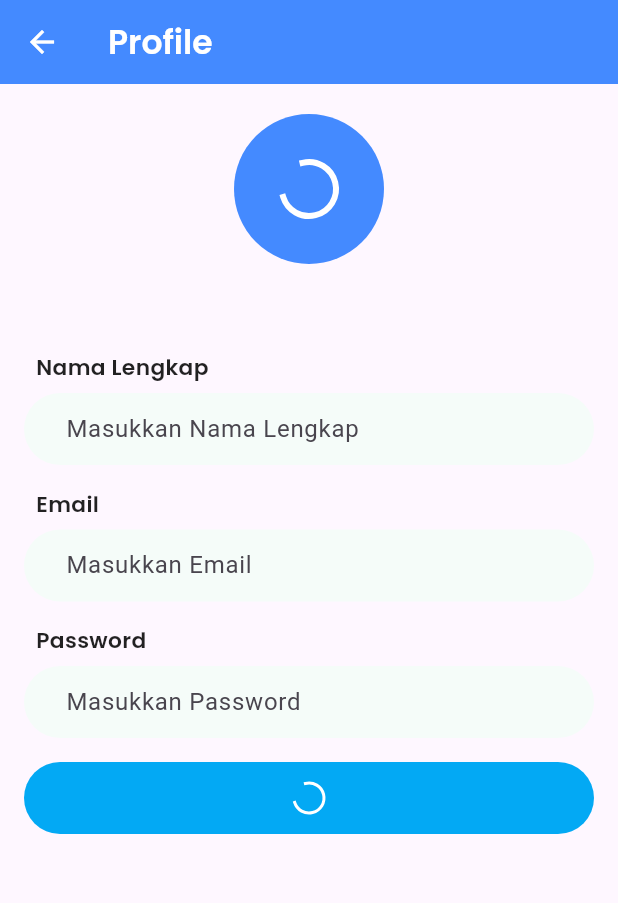
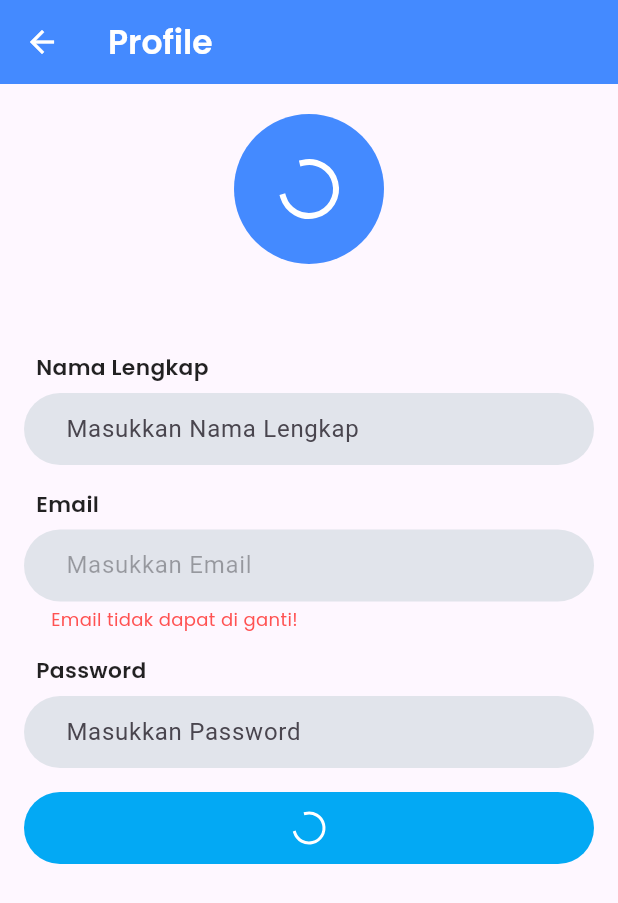
Before and after one commit to vandraaa/Gallery-App, a Flutter app: the ProfileScreen screen opened directly, on a phone screen of 412 x 824 dp. Shown: the top 903 px of the screen. Run offline on Flutter 3.47's test engine with Material 3 defaults, Android fonts, the light colour scheme and no system bars; our stand-ins replace lottie, shared_preferences; missing offline and left inert: jwt_decode; accounts and stored records are empty.

Commit message:
Frontend Profile Screen

```diff
--- a/frontend/lib/screen/profile/profile_screen.dart
+++ b/frontend/lib/screen/profile/profile_screen.dart
@@ -1,4 +1,7 @@
+import 'package:http/http.dart' as http;
+import 'dart:convert';
 import 'package:flutter/material.dart';
+import 'package:gallery_app/constant/constant.dart';
 import 'package:gallery_app/screen/auth/service/auth_service.dart';
 import 'package:gallery_app/screen/home/home_screen.dart';
 
@@ -14,8 +17,13 @@ class _ProfileScreenState extends State<ProfileScreen> {
   String userEmail = '';
   String userPassword = '';
   bool isLoading = true;
+  bool isLoadingSubmit = false;
   final Color blueAccentShade700 = Colors.blueAccent.withOpacity(0.8);
   final _formKey = GlobalKey<FormState>();
+
+  TextEditingController _nameController = TextEditingController();
+  TextEditingController _emailController = TextEditingController();
+  TextEditingController _passwordController = TextEditingController();
 
   @override
   void initState() {
@@ -31,6 +39,9 @@ class _ProfileScreenState extends State<ProfileScreen> {
       userEmail = userData['email'] ?? 'Loading...';
       isLoading = false;
     });
+
+    _nameController.text = userName;
+    _emailController.text = userEmail;
   }
 
   String getInitials(String name) {
@@ -43,11 +54,67 @@ class _ProfileScreenState extends State<ProfileScreen> {
     return nameParts.map((e) => e[0]).join().toUpperCase();
   }
 
+  Future<void> updateUser(
+      BuildContext context, String name, String email, String password) async {
+    setState(() {
+      isLoadingSubmit = true;
+    });
+
+    final url = Uri.parse(baseUrl + '/users');
+    final headers = {
+      "Access-Control-Allow-Origin": "*",
+      'Content-Type': 'application/json',
+      'Accept': '*/*',
+    };
+
+    final body = json.encode(
+      {
+        "name": name,
+        "email": email,
+        "password": password,
+      }
+    );
+
+    try {
+      final response = await http.patch(url, headers: headers, body: body);
+
+      if (response.statusCode == 200) {
+        final responseData = json.decode(response.body);
+        ScaffoldMessenger.of(context).showSnackBar(
+          SnackBar(
+            content: Text(responseData['message']),
+          ),
+        );
+        setState(() {
+          isLoadingSubmit = false;
+        });
+      } else {
+        final responseData = json.decode(response.body);
+        ScaffoldMessenger.of(context).showSnackBar(
+          SnackBar(
+            content: Text(responseData['message']),
+          ),
+        );
+        setState(() {
+          isLoadingSubmit = false;
+        });
+      }
+    } catch (e) {
+      setState(() {
+        isLoadingSubmit = false;
+      });
+      print(e);
+    }
+  }
+
   void _updateProfile() {
     if (_formKey.currentState!.validate()) {
-      // Add logic to update user profile with the values from the text fields
-      print("Updating profile with Name: $userName, Email: $userEmail, Password: $userPassword");
-      // You can call your AuthService to update the user data here
+      final name = _nameController.text;
+      final password = _passwordController.text;
+
+      updateUser(context, name, userEmail, password);
+      print(
+          "Updating profile with Name: $userName, Email: $userEmail, Password: $userPassword");
     }
   }
 
@@ -130,13 +197,13 @@ class _ProfileScreenState extends State<ProfileScreen> {
               child: Column(
                 children: [
                   TextFormField(
-                    controller: TextEditingController(text: userName),
+                    controller: _nameController,
                     decoration: const InputDecoration(
                       hintText: 'Masukkan Nama Lengkap',
                       filled: true,
-                      fillColor: Color(0xFFF5FCF9),
-                      contentPadding:
-                          EdgeInsets.symmetric(horizontal: 24.0, vertical: 10.0),
+                      fillColor: Color.fromARGB(255, 225, 228, 235),
+                      contentPadding: EdgeInsets.symmetric(
+                          horizontal: 24.0, vertical: 10.0),
                       border: OutlineInputBorder(
                         borderSide: BorderSide.none,
                         borderRadius: BorderRadius.all(Radius.circular(50)),
@@ -175,13 +242,13 @@ class _ProfileScreenState extends State<ProfileScreen> {
                   ),
                   const SizedBox(height: 6.0),
                   TextFormField(
-                    controller: TextEditingController(text: userEmail),
+                    controller: _emailController,
                     decoration: const InputDecoration(
                       hintText: 'Masukkan Email',
                       filled: true,
-                      fillColor: Color(0xFFF5FCF9),
-                      contentPadding:
-                          EdgeInsets.symmetric(horizontal: 24.0, vertical: 10.0),
+                      fillColor: Color.fromARGB(255, 225, 228, 235),
+                      contentPadding: EdgeInsets.symmetric(
+                          horizontal: 24.0, vertical: 10.0),
                       border: OutlineInputBorder(
                         borderSide: BorderSide.none,
                         borderRadius: BorderRadius.all(Radius.circular(50)),
@@ -191,19 +258,22 @@ class _ProfileScreenState extends State<ProfileScreen> {
                           fontWeight: FontWeight.w400,
                           fontFamily: 'Poppins'),
                     ),
-                    validator: (value) {
-                      if (value!.isEmpty) {
-                        return 'Email harus diisi';
-                      }
-                      if (!RegExp(r'^[\w-\.]+@([\w-]+\.)+[\w-]{2,4}$').hasMatch(value)) {
-                        return 'Email tidak valid';
-                      }
-                      return null;
-                    },
-                    keyboardType: TextInputType.emailAddress,
-                    onChanged: (value) {
-                      userEmail = value;
-                    },
+                    enabled: false,
+                  ),
+                  SizedBox(height: 3.0),
+                  Padding(
+                    padding: const EdgeInsets.symmetric(horizontal: 18.0),
+                    child: Align(
+                      alignment: Alignment.centerLeft,
+                      child: const Text(
+                        "Email tidak dapat di ganti!",
+                        style: TextStyle(
+                          color: Colors.redAccent,
+                          fontSize: 12.0,
+                          fontFamily: 'Poppins',
+                        ),
+                      ),
+                    ),
                   ),
                   const SizedBox(height: 16.0),
                   const Padding(
@@ -224,12 +294,13 @@ class _ProfileScreenState extends State<ProfileScreen> {
                   const SizedBox(height: 6.0),
                   TextFormField(
                     obscureText: true,
+                    controller: _passwordController,
                     decoration: const InputDecoration(
                       hintText: 'Masukkan Password',
                       filled: true,
-                      fillColor: Color(0xFFF5FCF9),
-                      contentPadding:
-                          EdgeInsets.symmetric(horizontal: 24.0, vertical: 10.0),
+                      fillColor: Color.fromARGB(255, 225, 228, 235),
+                      contentPadding: EdgeInsets.symmetric(
+                          horizontal: 24.0, vertical: 10.0),
                       border: OutlineInputBorder(
                         borderSide: BorderSide.none,
                         borderRadius: BorderRadius.all(Radius.circular(50)),
@@ -256,6 +327,7 @@ class _ProfileScreenState extends State<ProfileScreen> {
                   ElevatedButton(
                     onPressed: () {
                       if (_formKey.currentState!.validate()) {
+                        _formKey.currentState!.save();
                         _updateProfile();
                       }
                     },
@@ -295,13 +367,15 @@ class _ProfileScreenState extends State<ProfileScreen> {
 
   Route _createRoute() {
     return PageRouteBuilder(
-      pageBuilder: (context, animation, secondaryAnimation) => const HomeScreen(),
+      pageBuilder: (context, animation, secondaryAnimation) =>
+          const HomeScreen(),
       transitionsBuilder: (context, animation, secondaryAnimation, child) {
         const begin = Offset(0.0, 0.0);
         const end = Offset.zero;
         const curve = Curves.ease;
 
-        var tween = Tween(begin: begin, end: end).chain(CurveTween(curve: curve));
+        var tween =
+            Tween(begin: begin, end: end).chain(CurveTween(curve: curve));
         var offsetAnimation = animation.drive(tween);
         return SlideTransition(
           position: offsetAnimation,
```
